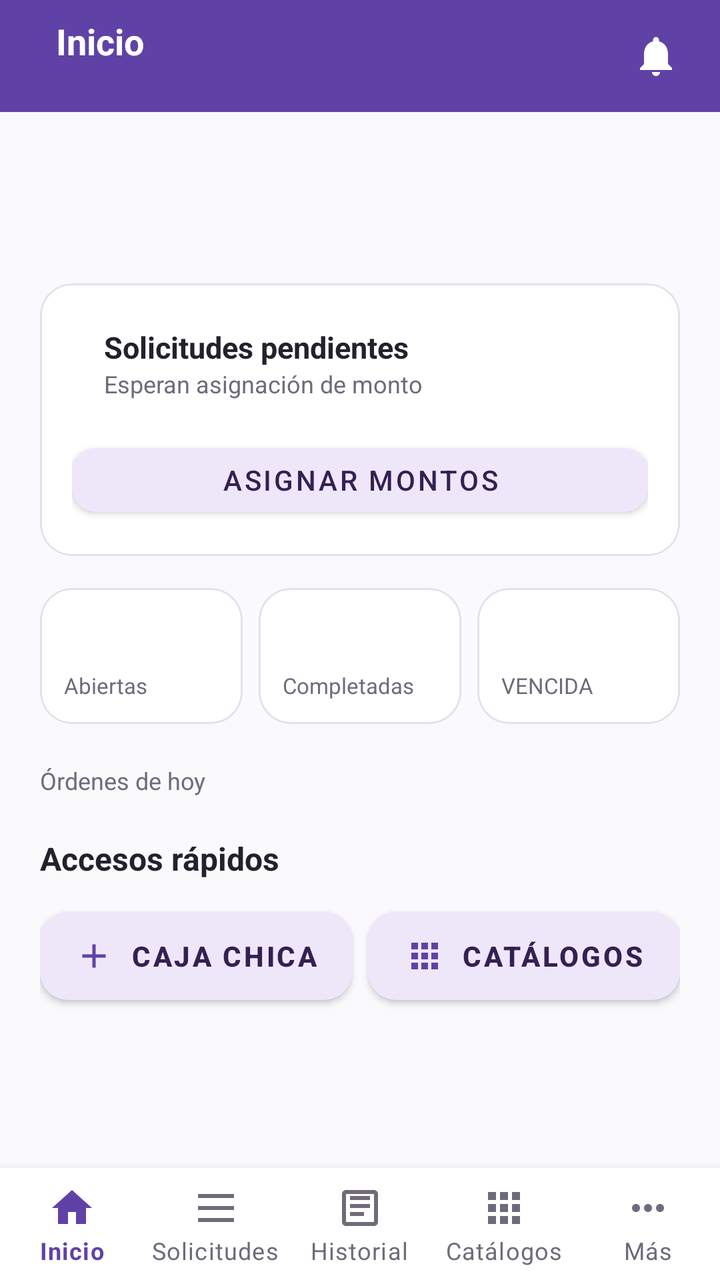
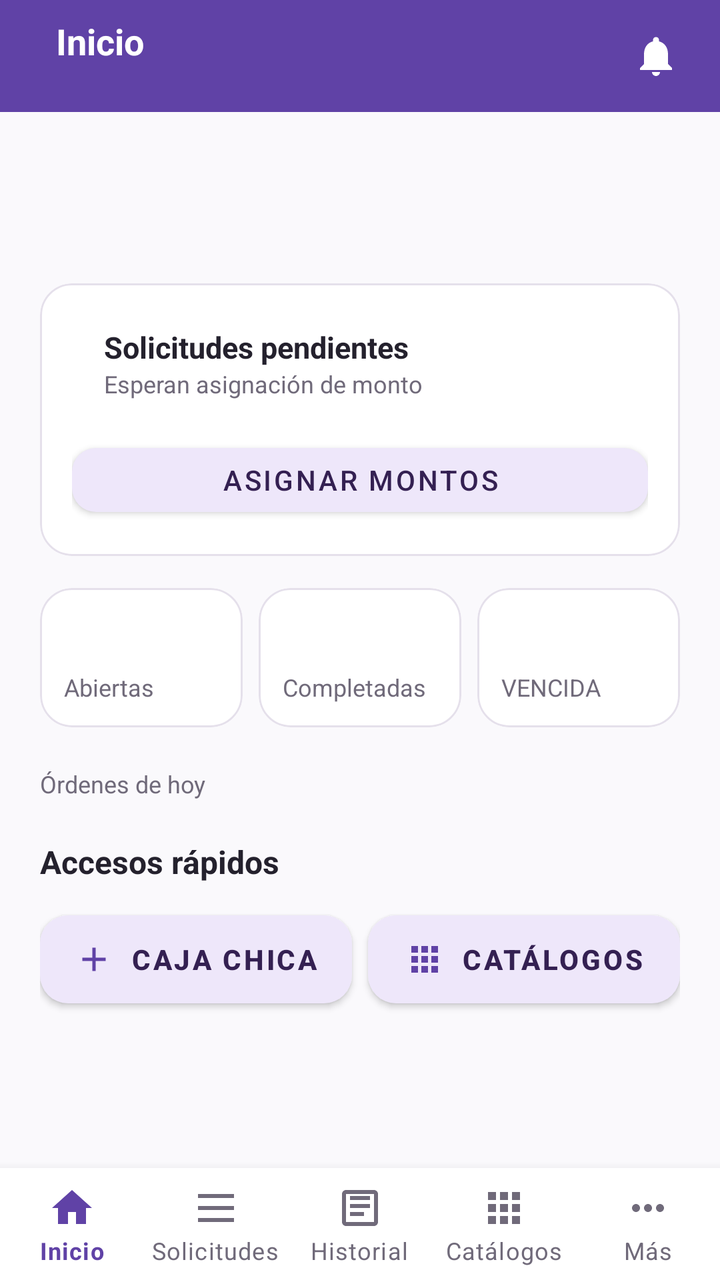

Compare the two renders of this Android layout. The source of the first and the diff that turns it into the second are given below.
<!-- AndroidManifest.xml: application theme Theme.ApiMovil -->
<!-- res/layout/fragment_home_admin.xml -->
<?xml version="1.0" encoding="utf-8"?>
<LinearLayout xmlns:android="http://schemas.android.com/apk/res/android"
    xmlns:app="http://schemas.android.com/apk/res-auto"
    android:layout_width="match_parent"
    android:layout_height="match_parent"
    android:background="@color/fondo"
    android:orientation="vertical">

    <com.google.android.material.appbar.AppBarLayout
        android:layout_width="match_parent"
        android:layout_height="wrap_content"
        app:elevation="0dp">

        <com.google.android.material.appbar.MaterialToolbar
            android:layout_width="match_parent"
            android:layout_height="?attr/actionBarSize"
            android:background="?attr/colorPrimary">

            <LinearLayout
                android:layout_width="match_parent"
                android:layout_height="wrap_content"
                android:gravity="center_vertical"
                android:orientation="horizontal"
                android:paddingHorizontal="12dp">

                <LinearLayout
                    android:layout_width="0dp"
                    android:layout_height="wrap_content"
                    android:layout_weight="1"
                    android:orientation="vertical">

                    <TextView
                        android:layout_width="wrap_content"
                        android:layout_height="wrap_content"
                        android:text="@string/inicio"
                        android:textColor="@color/blanco"
                        android:textSize="18sp"
                        android:textStyle="bold" />

                    <TextView
                        android:id="@+id/textRolBarra"
                        android:layout_width="wrap_content"
                        android:layout_height="wrap_content"
                        android:textColor="@color/marca_claro"
                        android:textSize="11sp"
                        android:textStyle="bold" />
                </LinearLayout>

                <ImageButton
                    android:id="@+id/btnNotificaciones"
                    android:layout_width="40dp"
                    android:layout_height="40dp"
                    android:background="?attr/selectableItemBackgroundBorderless"
                    android:contentDescription="@string/notificaciones"
                    android:src="@drawable/ic_bell"
                    app:tint="@color/blanco" />
            </LinearLayout>

        </com.google.android.material.appbar.MaterialToolbar>
    </com.google.android.material.appbar.AppBarLayout>

    <ScrollView
        android:layout_width="match_parent"
        android:layout_height="0dp"
        android:layout_weight="1">

        <LinearLayout
            android:layout_width="match_parent"
            android:layout_height="wrap_content"
            android:orientation="vertical"
            android:padding="20dp">

            <TextView
                android:id="@+id/textFecha"
                android:layout_width="match_parent"
                android:layout_height="wrap_content"
                android:letterSpacing="0.05"
                android:textColor="@color/texto_secundario"
                android:textSize="12sp"
                android:textStyle="bold" />

            <TextView
                android:id="@+id/textSaludo"
                android:layout_width="match_parent"
                android:layout_height="wrap_content"
                android:layout_marginTop="4dp"
                android:textColor="@color/texto_principal"
                android:textSize="22sp"
                android:textStyle="bold" />

            
            <com.google.android.material.card.MaterialCardView
                android:layout_width="match_parent"
                android:layout_height="wrap_content"
                android:layout_marginTop="16dp"
                app:cardBackgroundColor="@color/blanco"
                app:cardCornerRadius="16dp"
                app:cardElevation="0dp"
                app:contentPadding="16dp"
                app:strokeColor="@color/borde"
                app:strokeWidth="1dp">

                <LinearLayout
                    android:layout_width="match_parent"
                    android:layout_height="wrap_content"
                    android:orientation="vertical">

                    <LinearLayout
                        android:layout_width="match_parent"
                        android:layout_height="wrap_content"
                        android:gravity="center_vertical"
                        android:orientation="horizontal">

                        <TextView
                            android:id="@+id/textConteoPendientes"
                            android:layout_width="wrap_content"
                            android:layout_height="wrap_content"
                            android:textColor="@color/marca"
                            android:textSize="36sp"
                            android:textStyle="bold" />

                        <LinearLayout
                            android:layout_width="0dp"
                            android:layout_height="wrap_content"
                            android:layout_marginStart="16dp"
                            android:layout_weight="1"
                            android:orientation="vertical">

                            <TextView
                                android:layout_width="match_parent"
                                android:layout_height="wrap_content"
                                android:text="@string/solicitudes_pendientes"
                                android:textColor="@color/texto_principal"
                                android:textSize="15sp"
                                android:textStyle="bold" />

                            <TextView
                                android:layout_width="match_parent"
                                android:layout_height="wrap_content"
                                android:text="@string/esperan_asignacion_de_monto"
                                android:textColor="@color/texto_secundario"
                                android:textSize="12sp" />
                        </LinearLayout>
                    </LinearLayout>

                    <com.google.android.material.button.MaterialButton
                        android:id="@+id/btnAsignarMontos"
                        android:layout_width="match_parent"
                        android:layout_height="44dp"
                        android:layout_marginTop="12dp"
                        android:text="@string/asignar_montos"
                        android:textColor="@color/marca_oscuro"
                        app:backgroundTint="@color/marca_claro"
                        app:cornerRadius="12dp" />
                </LinearLayout>
            </com.google.android.material.card.MaterialCardView>

            
            <LinearLayout
                android:layout_width="match_parent"
                android:layout_height="wrap_content"
                android:layout_marginTop="16dp"
                android:orientation="horizontal">

                <com.google.android.material.card.MaterialCardView
                    android:layout_width="0dp"
                    android:layout_height="wrap_content"
                    android:layout_marginEnd="4dp"
                    android:layout_weight="1"
                    app:cardBackgroundColor="@color/blanco"
                    app:cardCornerRadius="16dp"
                    app:cardElevation="0dp"
                    app:contentPadding="12dp"
                    app:strokeColor="@color/borde"
                    app:strokeWidth="1dp">

                    <LinearLayout
                        android:layout_width="match_parent"
                        android:layout_height="wrap_content"
                        android:orientation="vertical">

                        <TextView
                            android:id="@+id/textAbiertas"
                            android:layout_width="match_parent"
                            android:layout_height="wrap_content"
                            android:textColor="@color/estado_abierta"
                            android:textSize="22sp"
                            android:textStyle="bold" />

                        <TextView
                            android:layout_width="match_parent"
                            android:layout_height="wrap_content"
                            android:text="@string/abierta_badge"
                            android:textColor="@color/texto_secundario"
                            android:textSize="11sp" />
                    </LinearLayout>
                </com.google.android.material.card.MaterialCardView>

                <com.google.android.material.card.MaterialCardView
                    android:layout_width="0dp"
                    android:layout_height="wrap_content"
                    android:layout_marginHorizontal="4dp"
                    android:layout_weight="1"
                    app:cardBackgroundColor="@color/blanco"
                    app:cardCornerRadius="16dp"
                    app:cardElevation="0dp"
                    app:contentPadding="12dp"
                    app:strokeColor="@color/borde"
                    app:strokeWidth="1dp">

                    <LinearLayout
                        android:layout_width="match_parent"
                        android:layout_height="wrap_content"
                        android:orientation="vertical">

                        <TextView
                            android:id="@+id/textCompletadas"
                            android:layout_width="match_parent"
                            android:layout_height="wrap_content"
                            android:textColor="@color/estado_completada"
                            android:textSize="22sp"
                            android:textStyle="bold" />

                        <TextView
                            android:layout_width="match_parent"
                            android:layout_height="wrap_content"
                            android:text="@string/completada_badge"
                            android:textColor="@color/texto_secundario"
                            android:textSize="11sp" />
                    </LinearLayout>
                </com.google.android.material.card.MaterialCardView>

                <com.google.android.material.card.MaterialCardView
                    android:layout_width="0dp"
                    android:layout_height="wrap_content"
                    android:layout_marginStart="4dp"
                    android:layout_weight="1"
                    app:cardBackgroundColor="@color/blanco"
                    app:cardCornerRadius="16dp"
                    app:cardElevation="0dp"
                    app:contentPadding="12dp"
                    app:strokeColor="@color/borde"
                    app:strokeWidth="1dp">

                    <LinearLayout
                        android:layout_width="match_parent"
                        android:layout_height="wrap_content"
                        android:orientation="vertical">

                        <TextView
                            android:id="@+id/textVencidas"
                            android:layout_width="match_parent"
                            android:layout_height="wrap_content"
                            android:textColor="@color/estado_vencida"
                            android:textSize="22sp"
                            android:textStyle="bold" />

                        <TextView
                            android:layout_width="match_parent"
                            android:layout_height="wrap_content"
                            android:text="@string/vencida_badge"
                            android:textColor="@color/texto_secundario"
                            android:textSize="11sp" />
                    </LinearLayout>
                </com.google.android.material.card.MaterialCardView>
            </LinearLayout>

            <TextView
                android:layout_width="match_parent"
                android:layout_height="wrap_content"
                android:layout_marginTop="20dp"
                android:text="@string/ordenes_del_dia_vigencia"
                android:textColor="@color/texto_secundario"
                android:textSize="12sp" />

            
            <LinearLayout
                android:id="@+id/contenedorProximaAVencer"
                android:layout_width="match_parent"
                android:layout_height="wrap_content"
                android:layout_marginTop="8dp"
                android:background="@drawable/bg_tarjeta_advertencia"
                android:orientation="vertical"
                android:padding="16dp"
                android:visibility="gone">

                <LinearLayout
                    android:layout_width="match_parent"
                    android:layout_height="wrap_content"
                    android:gravity="center_vertical"
                    android:orientation="horizontal">

                    <TextView
                        android:id="@+id/textOrdenProxima"
                        android:layout_width="0dp"
                        android:layout_height="wrap_content"
                        android:layout_weight="1"
                        android:textColor="@color/texto_principal"
                        android:textSize="15sp"
                        android:textStyle="bold" />

                    <TextView
                        android:layout_width="wrap_content"
                        android:layout_height="wrap_content"
                        android:background="@drawable/bg_badge_abierta"
                        android:paddingHorizontal="10dp"
                        android:paddingVertical="4dp"
                        android:text="@string/abierta_badge"
                        android:textColor="@color/estado_abierta"
                        android:textSize="11sp"
                        android:textStyle="bold" />
                </LinearLayout>

                <TextView
                    android:id="@+id/textGasolineraYVence"
                    android:layout_width="match_parent"
                    android:layout_height="wrap_content"
                    android:layout_marginTop="8dp"
                    android:textColor="@color/advertencia_texto_secundario"
                    android:textSize="13sp" />

                <LinearLayout
                    android:layout_width="match_parent"
                    android:layout_height="wrap_content"
                    android:layout_marginTop="12dp"
                    android:gravity="center_vertical"
                    android:orientation="horizontal">

                    <TextView
                        android:id="@+id/textMinutosRestantes"
                        android:layout_width="0dp"
                        android:layout_height="wrap_content"
                        android:layout_weight="1"
                        android:textColor="@color/advertencia_texto"
                        android:textSize="14sp"
                        android:textStyle="bold" />

                    <TextView
                        android:id="@+id/btnVerOrden"
                        android:layout_width="wrap_content"
                        android:layout_height="wrap_content"
                        android:background="?attr/selectableItemBackground"
                        android:clickable="true"
                        android:focusable="true"
                        android:padding="4dp"
                        android:text="@string/ver_orden"
                        android:textColor="@color/marca"
                        android:textSize="14sp"
                        android:textStyle="bold" />
                </LinearLayout>
            </LinearLayout>

            <TextView
                android:layout_width="match_parent"
                android:layout_height="wrap_content"
                android:layout_marginTop="20dp"
                android:text="@string/accesos_rapidos"
                android:textColor="@color/texto_principal"
                android:textSize="16sp"
                android:textStyle="bold" />

            <LinearLayout
                android:layout_width="match_parent"
                android:layout_height="wrap_content"
                android:layout_marginTop="10dp"
                android:layout_marginBottom="8dp"
                android:orientation="horizontal">

                <com.google.android.material.button.MaterialButton
                    android:id="@+id/btnCajaChicaRapido"
                    style="@style/Widget.App.Button.Tonal"
                    android:layout_width="0dp"
                    android:layout_height="56dp"
                    android:layout_marginEnd="4dp"
                    android:layout_weight="1"
                    android:text="@string/caja_chica"
                    app:icon="@drawable/ic_add"
                    app:iconGravity="textStart"
                    app:iconPadding="8dp"
                    app:iconSize="20dp" />

                <com.google.android.material.button.MaterialButton
                    android:id="@+id/btnCatalogosRapido"
                    style="@style/Widget.App.Button.Tonal"
                    android:layout_width="0dp"
                    android:layout_height="56dp"
                    android:layout_marginStart="4dp"
                    android:layout_weight="1"
                    android:text="@string/catalogos"
                    app:icon="@drawable/ic_nav_catalogos"
                    app:iconGravity="textStart"
                    app:iconPadding="8dp"
                    app:iconSize="20dp" />
            </LinearLayout>

        </LinearLayout>
    </ScrollView>

    <include
        android:id="@+id/incluirNavInferior"
        layout="@layout/widget_bottom_nav_admin" />

</LinearLayout>
<!-- res/layout/widget_bottom_nav_admin.xml (included above) -->
<?xml version="1.0" encoding="utf-8"?>
<com.google.android.material.bottomnavigation.BottomNavigationView
    xmlns:android="http://schemas.android.com/apk/res/android"
    xmlns:app="http://schemas.android.com/apk/res-auto"
    android:id="@+id/bottomNavAdmin"
    android:layout_width="match_parent"
    android:layout_height="wrap_content"
    android:background="@color/blanco"
    app:labelVisibilityMode="labeled"
    app:itemIconTint="@color/selector_nav_item"
    app:itemTextColor="@color/selector_nav_item"
    app:menu="@menu/bottom_nav_admin" />
<!-- resources referenced by this layout -->
<resources>
  <color name="advertencia_texto">#684A00</color>
  <color name="advertencia_texto_secundario">#795300</color>
  <color name="blanco">#FFFFFF</color>
  <color name="borde">#E5E0EB</color>
  <color name="estado_abierta">#4A90D9</color>
  <color name="estado_completada">#2E7D32</color>
  <color name="estado_vencida">#C62828</color>
  <color name="fondo">#FAF9FC</color>
  <color name="marca">#6042A6</color>
  <color name="marca_claro">#EEE7FA</color>
  <color name="marca_oscuro">#342052</color>
  <color name="texto_principal">#24212D</color>
  <color name="texto_secundario">#706A7A</color>
  <!-- drawable bg_badge_abierta (drawable) -->
  <?xml version="1.0" encoding="utf-8"?>
  <shape xmlns:android="http://schemas.android.com/apk/res/android" android:shape="rectangle">
      <solid android:color="@color/estado_abierta_fondo" />
      <corners android:radius="13dp" />
  </shape>
  <!-- drawable bg_tarjeta_advertencia (drawable) -->
  <?xml version="1.0" encoding="utf-8"?>
  <shape xmlns:android="http://schemas.android.com/apk/res/android"
      android:shape="rectangle">
      <solid android:color="@color/advertencia_fondo" />
      <corners android:radius="16dp" />
  </shape>
  <!-- drawable ic_add (drawable) -->
  <vector xmlns:android="http://schemas.android.com/apk/res/android"
      android:width="24dp"
      android:height="24dp"
      android:viewportWidth="24"
      android:viewportHeight="24">
      <path
          android:fillColor="@android:color/white"
          android:pathData="M19,13h-6v6h-2v-6H5v-2h6V5h2v6h6v2z" />
  </vector>
  <!-- drawable ic_bell (drawable) -->
  <?xml version="1.0" encoding="utf-8"?>
  <vector xmlns:android="http://schemas.android.com/apk/res/android"
      android:width="24dp" android:height="24dp"
      android:viewportWidth="24" android:viewportHeight="24"
      android:tint="#6042A6">
      <path android:fillColor="#FF000000"
          android:pathData="M12,22c1.1,0 2,-0.9 2,-2h-4c0,1.1 0.89,2 2,2zM18,16v-5c0,-3.07 -1.64,-5.64 -4.5,-6.32L13.5,4c0,-0.83 -0.67,-1.5 -1.5,-1.5s-1.5,0.67 -1.5,1.5v0.68C7.63,5.36 6,7.92 6,11v5l-2,2v1h16v-1l-2,-2z" />
  </vector>
  <!-- drawable ic_nav_catalogos (drawable) -->
  <?xml version="1.0" encoding="utf-8"?>
  <vector xmlns:android="http://schemas.android.com/apk/res/android"
      android:width="24dp" android:height="24dp"
      android:viewportWidth="24" android:viewportHeight="24">
      <path android:fillColor="#FF000000"
          android:pathData="M4,8h4L8,4L4,4v4zM10,20h4v-4h-4v4zM4,20h4v-4L4,16v4zM4,14h4v-4L4,10v4zM10,14h4v-4h-4v4zM16,4v4h4L20,4h-4zM10,8h4L14,4h-4v4zM16,14h4v-4h-4v4zM16,20h4v-4h-4v4z" />
  </vector>
  <string name="abierta_badge">Abiertas</string>
  <string name="accesos_rapidos">Accesos rápidos</string>
  <string name="asignar_montos">Asignar montos</string>
  <string name="caja_chica">Caja chica</string>
  <string name="catalogos">Catálogos</string>
  <string name="completada_badge">Completadas</string>
  <string name="esperan_asignacion_de_monto">Esperan asignación de monto</string>
  <string name="inicio">Inicio</string>
  <string name="notificaciones">Avisos</string>
  <string name="ordenes_del_dia_vigencia">Órdenes de hoy</string>
  <string name="solicitudes_pendientes">Solicitudes pendientes</string>
  <string name="vencida_badge">VENCIDA</string>
  <string name="ver_orden">Ver orden</string>
  <style name="Widget.App.Button.Tonal" parent="Widget.MaterialComponents.Button">
          <item name="backgroundTint">@color/marca_claro</item>
          <item name="android:textColor">@color/marca_oscuro</item>
          <item name="android:textSize">14sp</item>
          <item name="android:textStyle">bold</item>
          <item name="cornerRadius">14dp</item>
          <item name="iconTint">@color/marca</item>
          <item name="rippleColor">@color/marca</item>
          <item name="elevation">0dp</item>
      </style>
  <color name="estado_abierta_fondo">#E3EEFB</color>
  <color name="advertencia_fondo">#FFF0CE</color>
  <!-- unchanged entries left out for length: 1 -->
</resources>

<!-- the commit's change to res/layout/fragment_home_admin.xml (unified diff, before → after) -->
@@ -163,10 +163,14 @@
                 android:orientation="horizontal">
 
                 <com.google.android.material.card.MaterialCardView
+                    android:id="@+id/cardAbiertas"
                     android:layout_width="0dp"
                     android:layout_height="wrap_content"
                     android:layout_marginEnd="4dp"
                     android:layout_weight="1"
+                    android:clickable="true"
+                    android:focusable="true"
+                    android:foreground="?attr/selectableItemBackground"
                     app:cardBackgroundColor="@color/blanco"
                     app:cardCornerRadius="16dp"
                     app:cardElevation="0dp"
@@ -192,15 +196,19 @@
                             android:layout_height="wrap_content"
                             android:text="@string/abierta_badge"
                             android:textColor="@color/texto_secundario"
-                            android:textSize="11sp" />
+                            android:textSize="12sp" />
                     </LinearLayout>
                 </com.google.android.material.card.MaterialCardView>
 
                 <com.google.android.material.card.MaterialCardView
+                    android:id="@+id/cardCompletadas"
                     android:layout_width="0dp"
                     android:layout_height="wrap_content"
                     android:layout_marginHorizontal="4dp"
                     android:layout_weight="1"
+                    android:clickable="true"
+                    android:focusable="true"
+                    android:foreground="?attr/selectableItemBackground"
                     app:cardBackgroundColor="@color/blanco"
                     app:cardCornerRadius="16dp"
                     app:cardElevation="0dp"
@@ -226,15 +234,19 @@
                             android:layout_height="wrap_content"
                             android:text="@string/completada_badge"
                             android:textColor="@color/texto_secundario"
-                            android:textSize="11sp" />
+                            android:textSize="12sp" />
                     </LinearLayout>
                 </com.google.android.material.card.MaterialCardView>
 
                 <com.google.android.material.card.MaterialCardView
+                    android:id="@+id/cardVencidas"
                     android:layout_width="0dp"
                     android:layout_height="wrap_content"
                     android:layout_marginStart="4dp"
                     android:layout_weight="1"
+                    android:clickable="true"
+                    android:focusable="true"
+                    android:foreground="?attr/selectableItemBackground"
                     app:cardBackgroundColor="@color/blanco"
                     app:cardCornerRadius="16dp"
                     app:cardElevation="0dp"
@@ -260,7 +272,7 @@
                             android:layout_height="wrap_content"
                             android:text="@string/vencida_badge"
                             android:textColor="@color/texto_secundario"
-                            android:textSize="11sp" />
+                            android:textSize="12sp" />
                     </LinearLayout>
                 </com.google.android.material.card.MaterialCardView>
             </LinearLayout>
